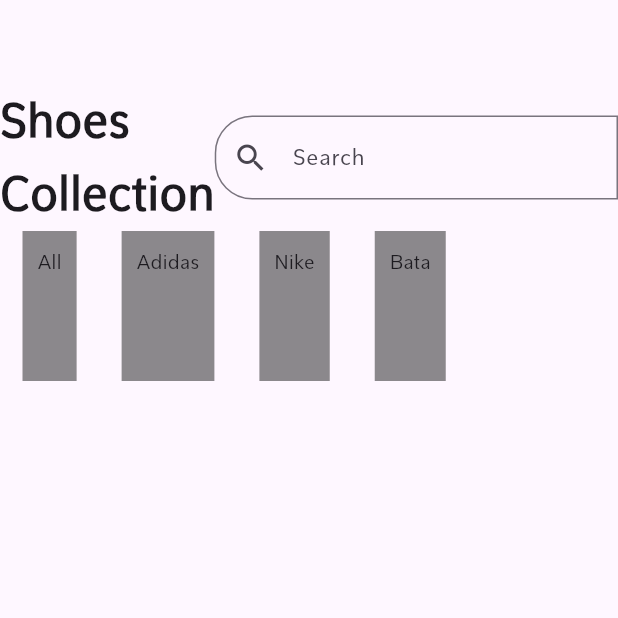
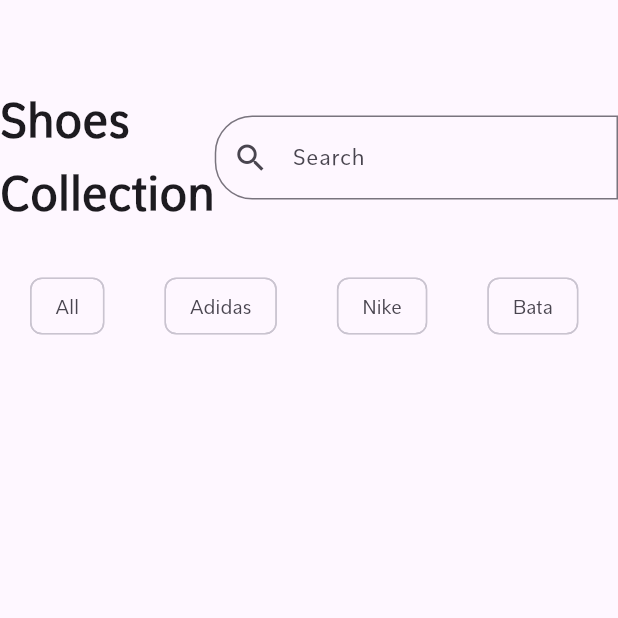
Before and after one commit to takiul-sumon/Shop-app, a Flutter app: the screen it shows after launch, on a phone screen of 412 x 824 dp, the top half of it. Run offline on Flutter 3.47's test engine with Material 3 defaults, Android fonts, the phone set to English and light mode, and no system bars.

Commit message:
Chip Widget

```diff
--- a/lib/app_body.dart
+++ b/lib/app_body.dart
@@ -50,15 +50,8 @@ class _homepageState extends State<homepage> {
                 itemBuilder: (BuildContext context, int index) {
                   final filter = filters[index];
                   return Padding(
-                    padding: EdgeInsets.symmetric(horizontal: 15),
-                    child: Container(
-                      decoration: BoxDecoration(
-                          borderRadius: BorderRadius.circular(10)),
-                      child: Text(filter),
-                      foregroundDecoration: BoxDecoration(borderRadius: BorderRadius.circular(5)),
-                      color: Colors.black45,
-                      padding: EdgeInsets.all(10),
-                    ),
+                    padding: const EdgeInsets.symmetric(horizontal: 20),
+                    child: Chip(label: Text(filter)),
                   );
                 },
               ),
```
